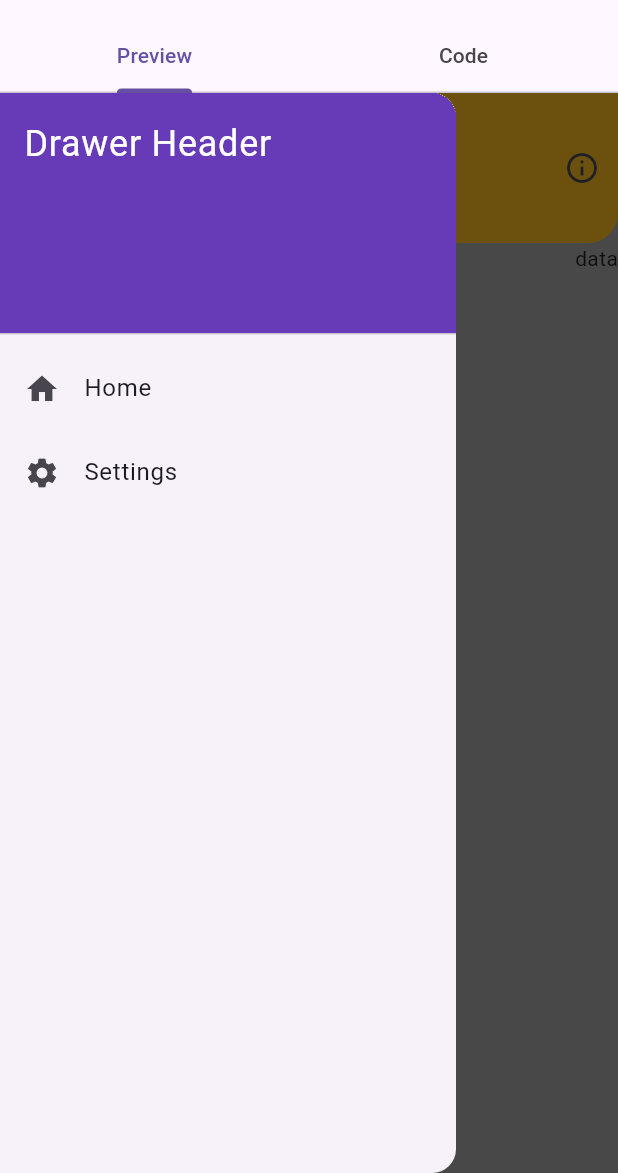
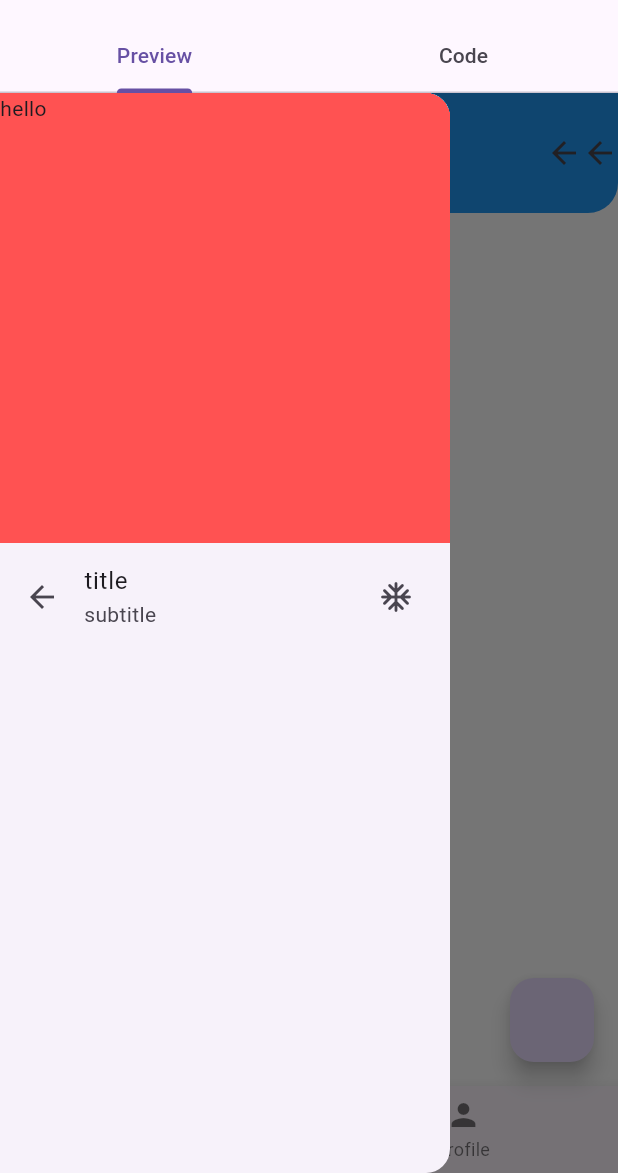
Before and after one commit to AgMarwanAg/componentkit, a Flutter app: the Lec3 screen opened by its route, with the side drawer open, on a phone screen of 412 x 824 dp, the part 63-1236 px from its top. Run offline on Flutter 3.47's test engine with Material 3 defaults, Android fonts, the phone set to English and light mode, and no system bars; our stand-ins replace dio, flutter_highlight, get, shared_preferences, sqflite; accounts and stored records are empty.

Commit message:
refactor Lec3 widget: update styles, improve layout, and enhance navigation to Screen2

```diff
--- a/lib/lec3.dart
+++ b/lib/lec3.dart
@@ -1,49 +1,90 @@
 import 'package:flutter/material.dart';
 
-
 class Lec3 extends StatelessWidget {
-    static const String path = '/lec3';
+  static const String path = '/lec3';
 
   const Lec3({super.key});
 
   @override
   Widget build(BuildContext context) {
     return Scaffold(
-      backgroundColor: Colors.grey,
+      backgroundColor: Colors.white,
       appBar: AppBar(
-        toolbarHeight: 100,
-        backgroundColor: Colors.amber,
-        elevation: 20,
-        title: const Text('Scaffold Properties'),
-        shape: const RoundedRectangleBorder(
-          borderRadius: BorderRadius.only(bottomLeft: Radius.circular(20), bottomRight: Radius.circular(20)),
+        backgroundColor: Colors.blue,
+        toolbarHeight: 80,
+        shape: RoundedRectangleBorder(
+          borderRadius: BorderRadiusGeometry.only(
+            bottomLeft: Radius.circular(20),
+            bottomRight: Radius.circular(20),
+          ),
         ),
-        actions: [IconButton(icon: const Icon(Icons.info_outline), onPressed: () {})],
-      ),
-      body: Column(
-        crossAxisAlignment: CrossAxisAlignment.start,
-        children: [
-          Align(alignment: Alignment.centerRight, child: Text('data')),
-          Text('data'),
-          Text('data'),
-          Text('data'),
+        title: Text('scaffold Properties'),
+        // leading: Icon(Icons.arrow_back),
+        actions: [
+          Icon(Icons.arrow_back),
+          Icon(Icons.arrow_back),
         ],
       ),
-      floatingActionButton: FloatingActionButton(onPressed: () {}, child: const Icon(Icons.add)),
-      floatingActionButtonLocation: FloatingActionButtonLocation.startFloat,
-      drawer: Drawer(
-        child: ListView(
-          padding: EdgeInsets.zero,
-          children: <Widget>[
-            const DrawerHeader(
-              decoration: BoxDecoration(color: Colors.deepPurple),
-              child: Text('Drawer Header', style: TextStyle(color: Colors.white, fontSize: 24)),
-            ),
-            ListTile(leading: const Icon(Icons.home), title: const Text('Home'), onTap: () {}),
-            ListTile(leading: const Icon(Icons.settings), title: const Text('Settings')),
-          ],
+      drawer: HomeDrawerWidget(),
+      endDrawer: HomeDrawerWidget(),
+      floatingActionButton: FloatingActionButton(onPressed: () {}),
+      bottomNavigationBar: BottomNavigationBar(
+        items: [
+          BottomNavigationBarItem(icon: Icon(Icons.home), label: 'home'),
+          BottomNavigationBarItem(icon: Icon(Icons.person), label: 'profile'),
+        ],
+      ),
+      body: Center(
+        child: ElevatedButton(
+          onPressed: () {
+            Navigator.push(
+              context,
+              MaterialPageRoute(builder: (context) => Screen2()),
+            );
+          },
+          child: Text('go to screen2'),
         ),
       ),
     );
   }
 }
+
+class HomeDrawerWidget extends StatelessWidget {
+  const HomeDrawerWidget({super.key});
+
+  @override
+  Widget build(BuildContext context) {
+    return Drawer(
+      elevation: 0,
+      width: 300,
+      child: Column(
+        children: [
+          Container(
+            width: double.infinity,
+            height: 300,
+            color: Colors.redAccent,
+            child: Text('hello '),
+          ),
+          ListTile(
+            title: Text('title'),
+            subtitle: Text('subtitle'),
+            leading: Icon(Icons.arrow_back),
+            trailing: Icon(Icons.ac_unit_rounded),
+          ),
+        ],
+      ),
+    );
+  }
+}
+
+class Screen2 extends StatelessWidget {
+  const Screen2({super.key});
+
+  @override
+  Widget build(BuildContext context) {
+    return Scaffold(
+      appBar: AppBar(title: Text('screen2')),
+      body: Center(child: Text('hello user')),
+    );
+  }
+}
```
